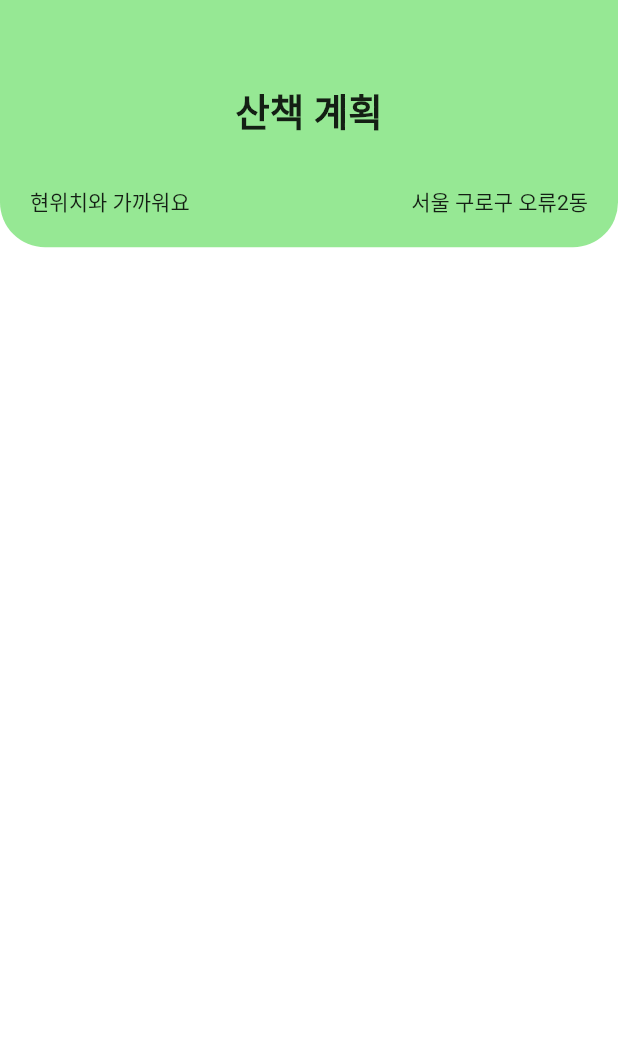
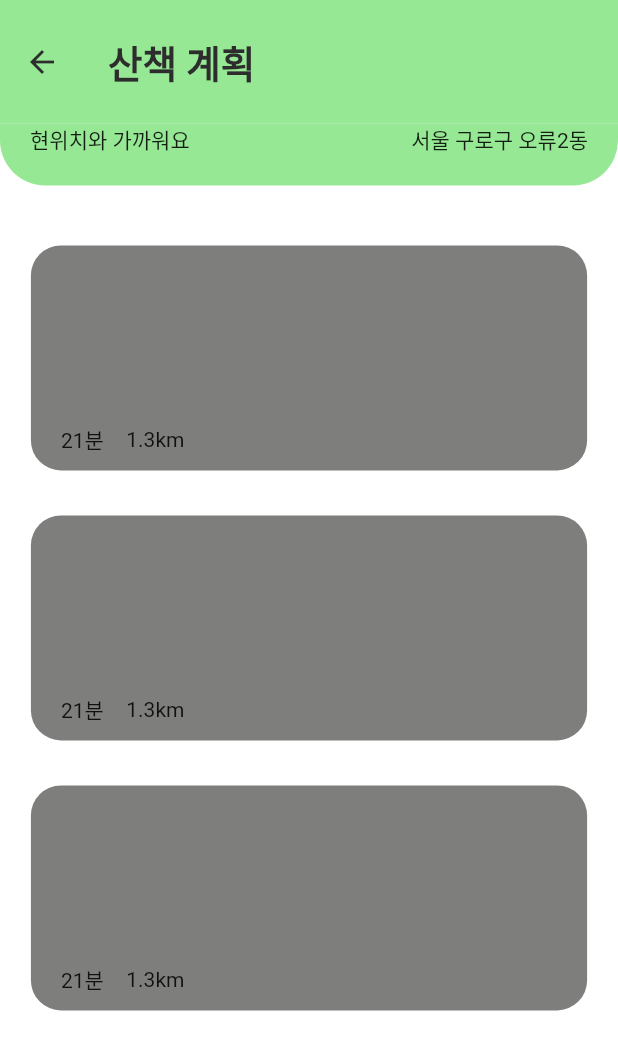
Before and after one commit to Maple-2023/FE, a Flutter app: the screen it shows after launch, after a tap on "15분", on a phone screen of 412 x 824 dp. Shown: the top 1050 px of the screen. Run offline on Flutter 3.47's test engine with Material 2 defaults, Android fonts, the phone set to English and light mode, and no system bars.

Commit message:
Feat : recommand result UI 개요

```diff
--- a/lib/screens/recommand/recommand.dart
+++ b/lib/screens/recommand/recommand.dart
@@ -11,44 +11,44 @@ class Recommand extends StatelessWidget {
     final deviceHeight = MediaQuery.of(context).size.height;
 
     return LayoutBuilder(
-      builder: (context, constrains) => Container(
-        child: Scaffold(
+      builder: (context, constrains) => Scaffold(
         backgroundColor: Colors.white,
+        appBar: AppBar(
+          backgroundColor: mainGreen1,
+          toolbarHeight: deviceHeight * 0.1,
+          elevation: 0,
+          title: const Text(
+            "산책 계획",
+            style: TextStyle(
+                fontSize: 25, fontWeight: FontWeight.bold, color: black),
+          ),
+        ),
         body: Column(
           children: [
             SizedBox(
               width: deviceWidth,
-                height: deviceHeight * 0.2,
+              height: deviceHeight * 0.05,
               child: Container(
-                  padding: const EdgeInsets.only(
-                      top: 55, bottom: 20, left: 20, right: 20),
+                alignment: Alignment.bottomCenter,
+                padding: const EdgeInsets.only(bottom: 20, left: 20, right: 20),
                 decoration: const BoxDecoration(
                     color: mainGreen1,
                     borderRadius: BorderRadius.only(
                         bottomLeft: Radius.circular(30),
                         bottomRight: Radius.circular(30))),
-                  child: Column(
-                      mainAxisAlignment: MainAxisAlignment.spaceBetween,
-                      children: [
-                        const Text(
-                          "산책 계획",
-                          style: TextStyle(
-                              fontSize: 25, fontWeight: FontWeight.bold),
-                        ),
-                        Row(
+                child: Row(
                   mainAxisAlignment: MainAxisAlignment.spaceBetween,
                   children: const [
                     Text("현위치와 가까워요"),
                     Text("서울 구로구 오류2동"),
                     // 아이콘 버튼 추가할 것
                   ],
-                        )
-                      ]),
+                ),
               ),
             ),
             Column(
               children: [
-                  const SizedBox(height: 20),
+                const SizedBox(height: 30),
                 Row(
                   mainAxisAlignment: MainAxisAlignment.center,
                   children: [
@@ -73,7 +73,6 @@ class Recommand extends StatelessWidget {
           ],
         ),
       ),
-      ),
     );
   }
 }
--- a/lib/screens/recommand/recommand_result.dart
+++ b/lib/screens/recommand/recommand_result.dart
@@ -1,4 +1,5 @@
 import 'package:flutter/material.dart';
+import 'package:flutter_mamap/screens/recommand/recommand_result_box.dart';
 
 import '../../colors.dart';
 
@@ -10,17 +11,26 @@ class RecommandResult extends StatelessWidget {
     final deviceWidth = MediaQuery.of(context).size.width;
     final deviceHeight = MediaQuery.of(context).size.height;
     return LayoutBuilder(
-        builder: (context, constrains) => Container(
-              child: Scaffold(
+      builder: (context, constrains) => Scaffold(
+        appBar: AppBar(
+          iconTheme: const IconThemeData(color: black),
+          backgroundColor: mainGreen1,
+          toolbarHeight: deviceHeight * 0.1,
+          elevation: 0,
+          title: const Text(
+            "산책 계획",
+            style: TextStyle(
+                fontSize: 25, fontWeight: FontWeight.bold, color: black),
+          ),
+        ),
         backgroundColor: Colors.white,
         body: Column(
           children: [
             SizedBox(
               width: deviceWidth,
-                      height: deviceHeight * 0.2,
+              height: deviceHeight * 0.05,
               child: Container(
-                        padding: const EdgeInsets.only(
-                            top: 55, bottom: 20, left: 20, right: 20),
+                padding: const EdgeInsets.only(bottom: 20, left: 20, right: 20),
                 decoration: const BoxDecoration(
                     color: mainGreen1,
                     borderRadius: BorderRadius.only(
@@ -29,26 +39,27 @@ class RecommandResult extends StatelessWidget {
                 child: Column(
                   mainAxisAlignment: MainAxisAlignment.spaceBetween,
                   children: [
-                              const Text(
-                                "산책 계획",
-                                style: TextStyle(
-                                    fontSize: 25, fontWeight: FontWeight.bold),
-                              ),
                     Row(
-                                mainAxisAlignment:
-                                    MainAxisAlignment.spaceBetween,
+                      mainAxisAlignment: MainAxisAlignment.spaceBetween,
                       children: const [
                         Text("현위치와 가까워요"),
                         Text("서울 구로구 오류2동"),
                         // 아이콘 버튼 추가할 것
                       ],
-                              )
-                            ]),
-                      ),
                     ),
                   ],
                 ),
               ),
-            ));
+            ),
+            const SizedBox(height: 40),
+            recommandResultBox(deviceWidth),
+            const SizedBox(height: 30),
+            recommandResultBox(deviceWidth),
+            const SizedBox(height: 30),
+            recommandResultBox(deviceWidth),
+          ],
+        ),
+      ),
+    );
   }
 }
--- /dev/null
+++ b/lib/screens/recommand/recommand_result_box.dart
@@ -0,0 +1,17 @@
+import 'package:flutter/material.dart';
+
+import '../../colors.dart';
+
+Widget recommandResultBox(double deviceWidth) {
+  return Container(
+    width: deviceWidth * 0.9,
+    height: 150,
+    alignment: Alignment.bottomLeft,
+    padding: const EdgeInsets.only(left: 20, right: 20, bottom: 10),
+    decoration: const BoxDecoration(
+        borderRadius: BorderRadius.all(Radius.circular(20)), color: gray),
+    child: Row(
+      children: const [Text("21분"), SizedBox(width: 15), Text("1.3km")],
+    ),
+  );
+}
```
Lines whose indentation alone changed are shown as unchanged.
